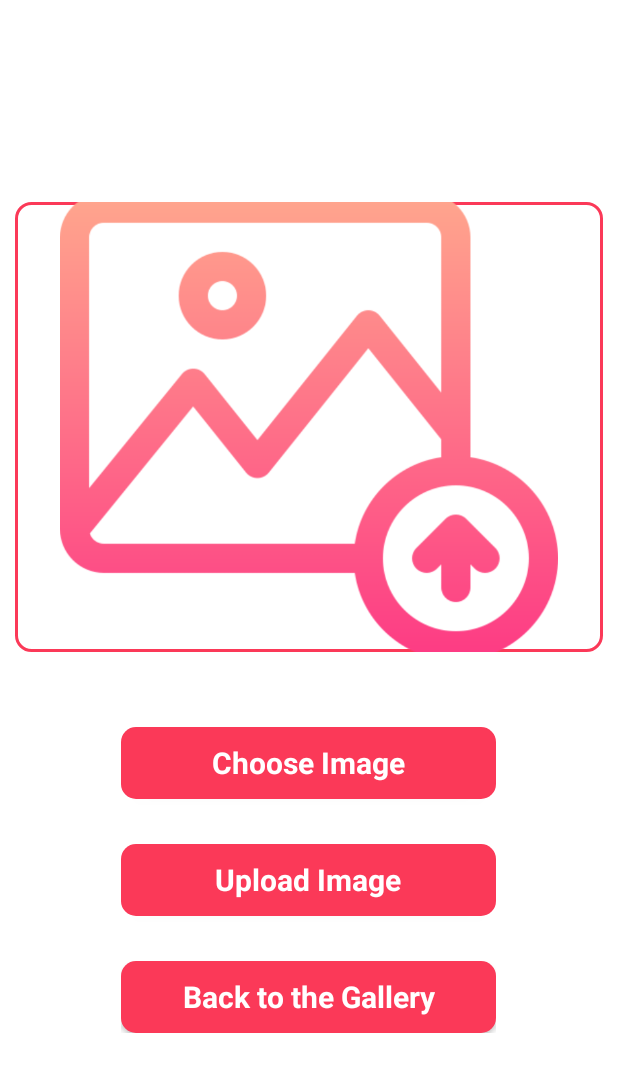
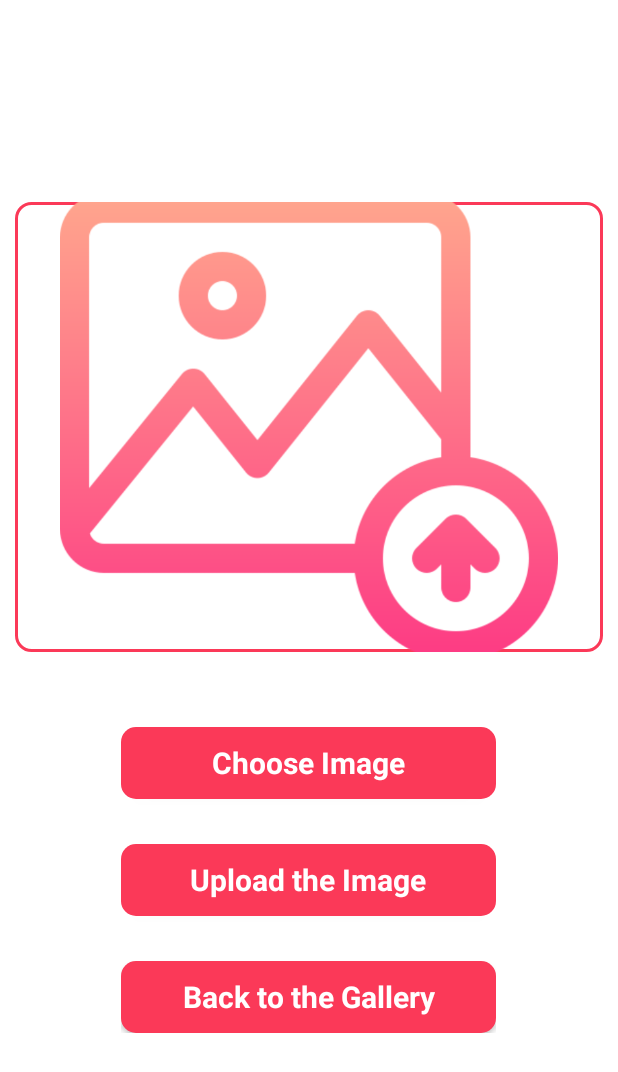
Before and after one commit to kaywalker91/Android_DW_Insta, an Android app: the AddActivity screen opened directly, with no data from a screen before it, on a phone screen of 412 x 824 dp. Shown: the top 1072 px of the screen. Run offline under Robolectric (Android 15) with nearby library versions, the phone set to English and light mode, and no system bars; our stand-ins replace Firebase (no records; nobody signed in at launch, a user with empty details on screens opened directly), Picasso.

Commit message:
Initial Commit

```diff
--- a/app/src/main/res/layout/activity_add.xml
+++ b/app/src/main/res/layout/activity_add.xml
@@ -47,7 +47,7 @@
             android:layout_marginBottom="30dp"
             android:background="@drawable/button_round"
             android:id="@+id/upload"
-            android:text="Upload Image"
+            android:text="Upload the Image"
             android:layout_height="wrap_content">
         </Button>
 
```
